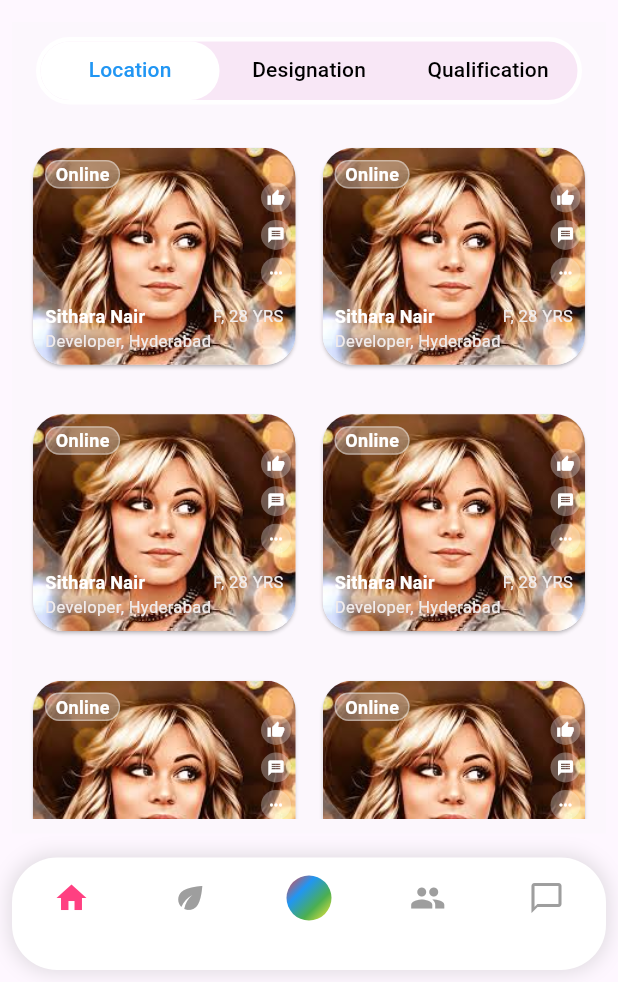
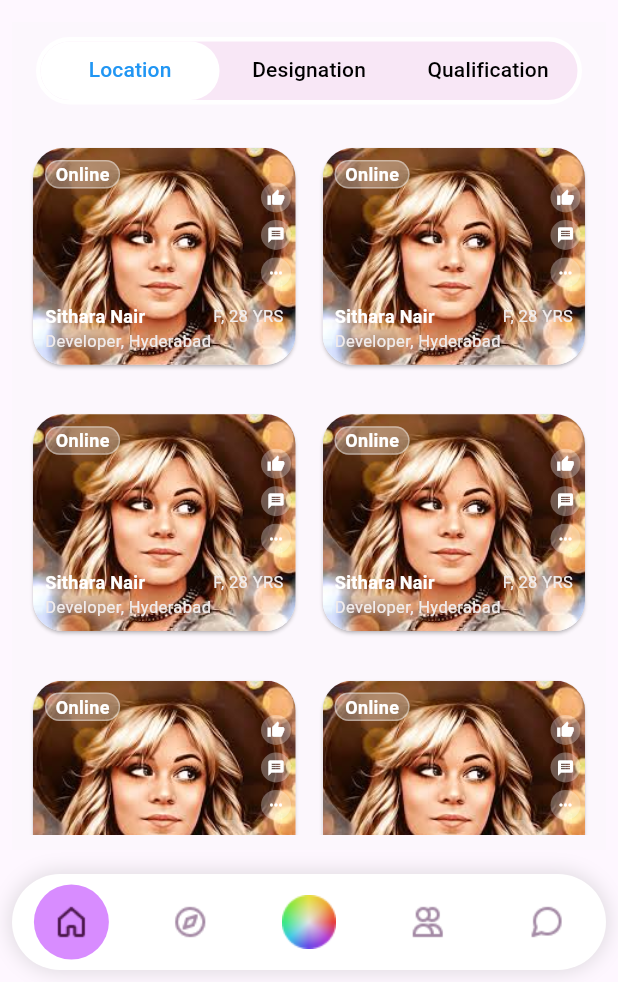
Before and after one commit to suvarnaks1/buddypairlearnbuds, a Flutter app: the screen it shows after launch, on a phone screen of 412 x 824 dp, the part 254-1236 px from its top. Run offline on Flutter 3.47's test engine with Material 3 defaults, Android fonts, the phone set to English and light mode, and no system bars; our stand-ins replace google_fonts.

Commit message:
bottomnavigation

```diff
--- a/lib/bottomNavigation_bar_screen.dart
+++ b/lib/bottomNavigation_bar_screen.dart
@@ -1,3 +1,4 @@
+import 'package:buddypair/utils/color_constants.dart';
 import 'package:buddypair/view/discover/screens/discover_screen.dart';
 import 'package:flutter/material.dart';
 
@@ -16,10 +17,9 @@ class _BottomNavBarExampleState extends State<BottomNavBarExample> {
   final List<Widget> _pages = [
     HomeScreen(),
     DiscoverScreen(),
-   LocationScreen (),
+    LocationScreen(),
     GradientScreen(),
     GroupScreen(),
-    //ChatScreen(),
   ];
 
   void _onItemTapped(int index) {
@@ -38,10 +38,10 @@ class _BottomNavBarExampleState extends State<BottomNavBarExample> {
       bottomNavigationBar: Padding(
         padding: const EdgeInsets.all(8.0),
         child: Container(
-          height: 75,
+          height: 64,
           decoration: BoxDecoration(
             color: Colors.white,
-            borderRadius: BorderRadius.circular(30),
+            borderRadius: BorderRadius.circular(40),
             boxShadow: [
               BoxShadow(
                 color: Colors.grey.withOpacity(0.3),
@@ -56,43 +56,49 @@ class _BottomNavBarExampleState extends State<BottomNavBarExample> {
             backgroundColor: Colors.transparent,
             elevation: 0,
             type: BottomNavigationBarType.fixed,
-            selectedItemColor: Colors.pinkAccent, // Highlight selected icon
-            unselectedItemColor: Colors.grey, // Grey for unselected icons
-            selectedIconTheme: IconThemeData(color: Colors.pinkAccent),
-            unselectedIconTheme: IconThemeData(color: Colors.grey),
+            selectedItemColor: Colors.pinkAccent,
+            unselectedItemColor: Colors.grey,
+            selectedIconTheme:
+                IconThemeData(color: Colors.pinkAccent, size: 30),
+            unselectedIconTheme: IconThemeData(color: Colors.grey, size: 30),
+            selectedFontSize: 0,
+            unselectedFontSize: 0,
             items: [
               BottomNavigationBarItem(
-                icon: Icon(Icons.home),
-                label: '',
-              ),
-              BottomNavigationBarItem(
-                icon: Icon(Icons.eco),
-                label: '',
-              ),
-              BottomNavigationBarItem(
-                icon: CircleAvatar(
-                  backgroundColor: Colors.white,
-                  child: Container(
-                    width: 30,
-                    height: 30,
-                    decoration: BoxDecoration(
-                      shape: BoxShape.circle,
-                      gradient: LinearGradient(
-                        colors: [Colors.red, Colors.blue, Colors.green, Colors.yellow],
-                        begin: Alignment.topLeft,
-                        end: Alignment.bottomRight,
-                      ),
-                    ),
+                icon: _buildIconWithCircle(
+                  icon: Image.asset(
+                    'assets/images/homeicon.png',
                   ),
+                  isSelected: _selectedIndex == 0,
                 ),
                 label: '',
               ),
               BottomNavigationBarItem(
-                icon: Icon(Icons.group),
+                icon: _buildIconWithCircle(
+                  icon: Image.asset('assets/images/Discover.png'),
+                  isSelected: _selectedIndex == 1,
+                ),
                 label: '',
               ),
               BottomNavigationBarItem(
-                icon: Icon(Icons.chat_bubble_outline),
+                icon: _buildIconWithCircle(
+                  icon: Image.asset('assets/images/Gradient.png'),
+                  isSelected: _selectedIndex == 2,
+                ),
+                label: '',
+              ),
+              BottomNavigationBarItem(
+                icon: _buildIconWithCircle(
+                  icon: Image.asset('assets/images/Matches.png'),
+                  isSelected: _selectedIndex == 3,
+                ),
+                label: '',
+              ),
+              BottomNavigationBarItem(
+                icon: _buildIconWithCircle(
+                  icon: Image.asset('assets/images/Message.png'),
+                  isSelected: _selectedIndex == 4,
+                ),
                 label: '',
               ),
             ],
@@ -103,7 +109,17 @@ class _BottomNavBarExampleState extends State<BottomNavBarExample> {
   }
 }
 
-
+Widget _buildIconWithCircle({required Widget icon, required bool isSelected}) {
+  return isSelected
+      ? Container(
+          width: 50,
+          height: 50,
+          decoration: BoxDecoration(
+              shape: BoxShape.circle, color: ColorConstants.pinkColor),
+          child: Center(child: icon),
+        )
+      : icon;
+}
 
 class EcoScreen extends StatelessWidget {
   @override
```
Also changed, not shown: assets/images/Discover.png (added), assets/images/Gradient.png (added), assets/images/Matches.png (added), assets/images/Message.png (added), assets/images/homeicon.png (added).
